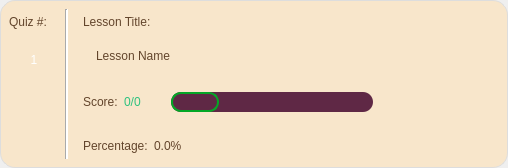
Above: CAI_PyQt/CAI_Student/UI/CardScores.ui from CPG19040/CPG19040 before the change. Below: the same form after it.
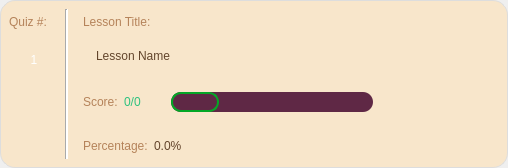
That is the form after the change. Icons and pictures are not drawn.

What changed in the file:
```diff
--- a/CAI_PyQt/CAI_Student/UI/CardScores.ui
+++ b/CAI_PyQt/CAI_Student/UI/CardScores.ui
@@ -105,7 +105,7 @@
             <enum>Qt::LeftToRight</enum>
            </property>
            <property name="styleSheet">
-            <string notr="true">font: 12pt &quot;Inter Medium&quot;; color: rgb(99, 69, 44);</string>
+            <string notr="true">font: 12pt &quot;Inter Medium&quot;; color: rgb(181, 131, 90);</string>
            </property>
            <property name="text">
             <string>Quiz #:</string>
@@ -210,7 +210,7 @@
             <enum>Qt::LeftToRight</enum>
            </property>
            <property name="styleSheet">
-            <string notr="true">font: 12pt &quot;Inter Medium&quot;; color: rgb(99, 69, 44);</string>
+            <string notr="true">font: 12pt &quot;Inter Medium&quot;; color: rgb(181, 131, 90);</string>
            </property>
            <property name="text">
             <string>Lesson Title:</string>
@@ -284,7 +284,7 @@
                <enum>Qt::LeftToRight</enum>
               </property>
               <property name="styleSheet">
-               <string notr="true">font: 12pt &quot;Inter Medium&quot;; color: rgb(99, 69, 44);</string>
+               <string notr="true">font: 12pt &quot;Inter Medium&quot;; color: rgb(181, 131, 90);</string>
               </property>
               <property name="text">
                <string>Score:</string>
@@ -438,7 +438,7 @@
                <enum>Qt::LeftToRight</enum>
               </property>
               <property name="styleSheet">
-               <string notr="true">font: 12pt &quot;Inter Medium&quot;; color: rgb(99, 69, 44);</string>
+               <string notr="true">font: 12pt &quot;Inter Medium&quot;; color: rgb(181, 131, 90);</string>
               </property>
               <property name="text">
                <string>Percentage:</string>
```
